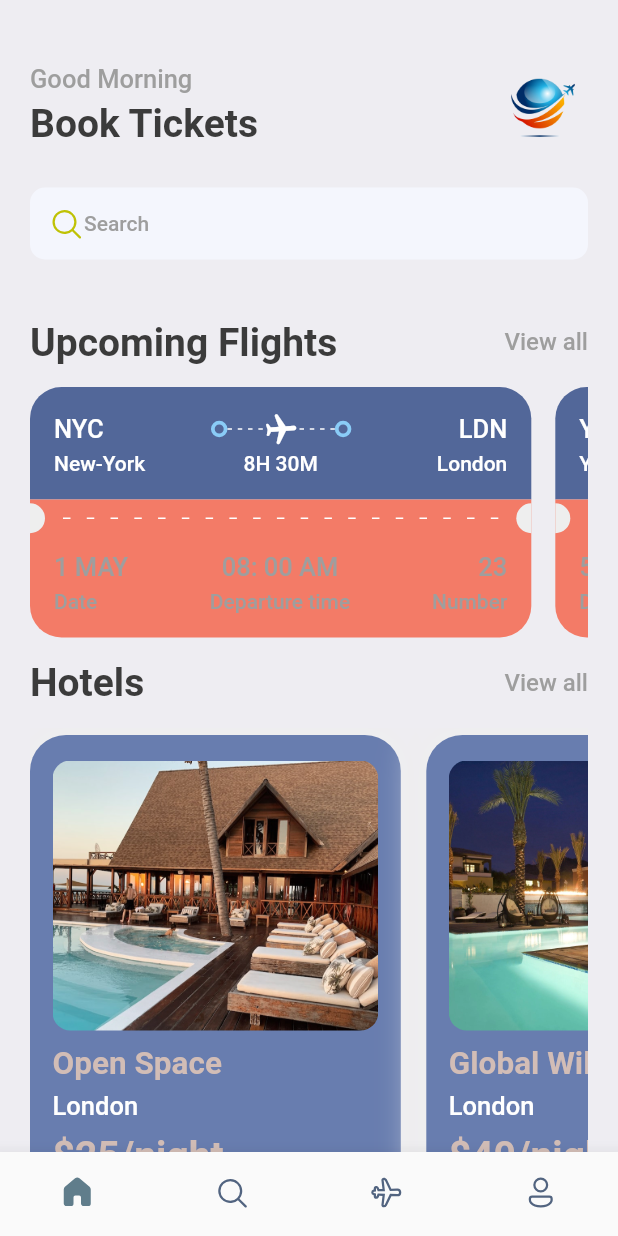
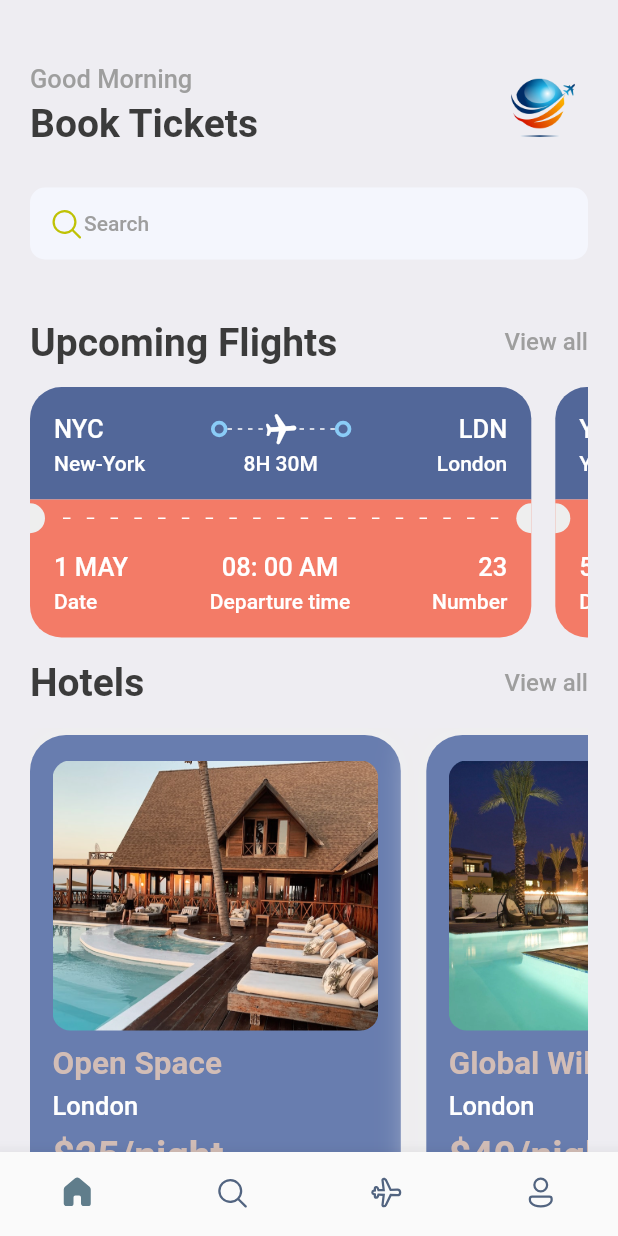
Before and after one commit to thutasann/booking-ticket, a Flutter app: the screen it shows after launch, on a phone screen of 412 x 824 dp. Run offline on Flutter 3.47's test engine with Material 2 defaults, Android fonts, the light colour scheme and no system bars; our stand-ins replace barcode_widget, fluentui_icons, gap, get.

Commit message:
UI: Ticket Screen Finalized

```diff
--- a/lib/views/ticket_view.dart
+++ b/lib/views/ticket_view.dart
@@ -224,19 +224,19 @@ class TicketView extends StatelessWidget {
                         firstText: ticket['date'],
                         secondText: "Date",
                         alignment: CrossAxisAlignment.start,
-                        isColor: false,
+                        isColor: isColor,
                       ),
                       ColumnLayout(
                         firstText: ticket['departure_time'],
                         secondText: "Departure time",
                         alignment: CrossAxisAlignment.center,
-                        isColor: false,
+                        isColor: isColor,
                       ),
                       ColumnLayout(
                         firstText: ticket['number'].toString(),
                         secondText: "Number",
                         alignment: CrossAxisAlignment.end,
-                        isColor: false,
+                        isColor: isColor,
                       ),
                     ],
                   ),
```
Also changed, not shown: lib/screens/ticket_screen.dart (+51 -2 lines).
